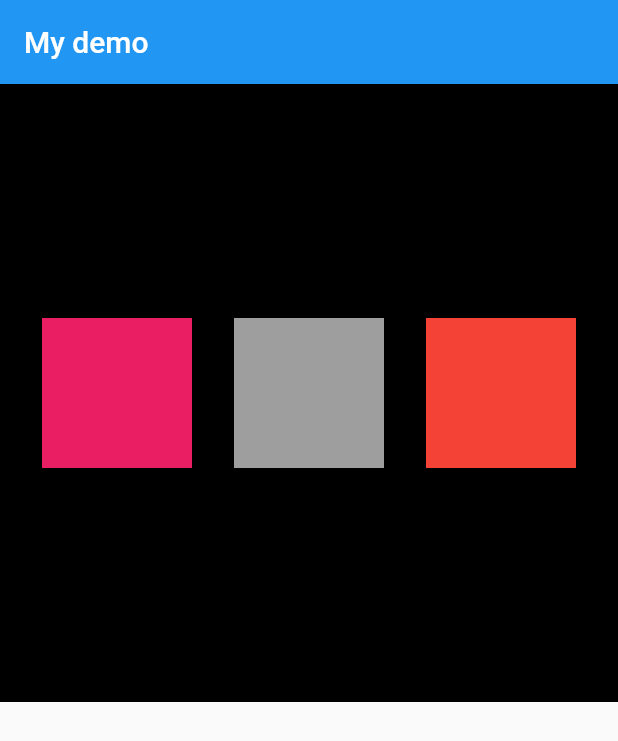
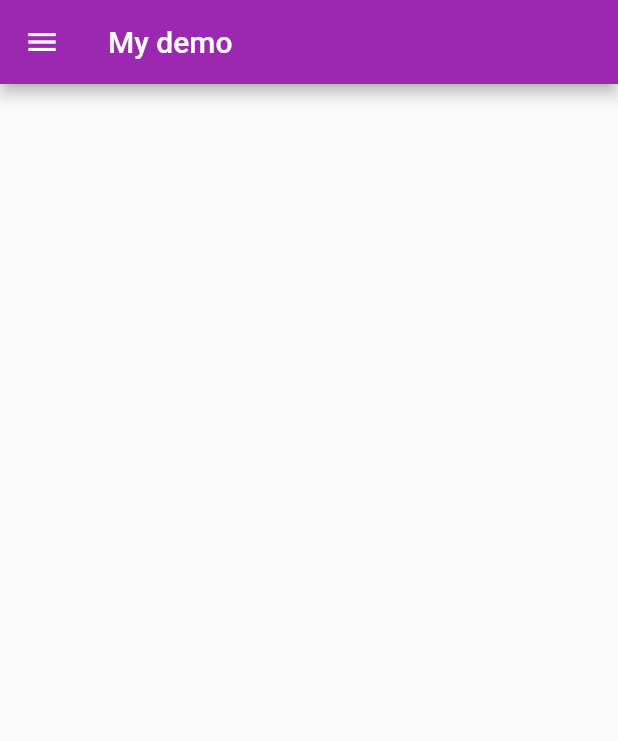
Before and after one commit to vivek-4988/flutter_example, a Flutter app: the screen it shows after launch, on a phone screen of 412 x 824 dp. Shown: the top 741 px of the screen. Run offline on Flutter 3.47's test engine with Material 2 defaults, Android fonts, the phone set to English and light mode, and no system bars.

Commit message:
drawer update

```diff
--- a/lib/main.dart
+++ b/lib/main.dart
@@ -12,32 +12,31 @@ class HomePage extends StatelessWidget {
     return Scaffold(
       appBar: AppBar(
         title: Text("My demo"),
+        backgroundColor: Colors.purple,
       ),
-      body: Container(
-        color: Colors.black,
-        width: MediaQuery.of(context).size.width,
-        height: MediaQuery.of(context).size.height / 2,
-        child: Row(
-          mainAxisAlignment: MainAxisAlignment.spaceEvenly,
-          crossAxisAlignment: CrossAxisAlignment.center,
+      body: Container(),
+      drawer: Drawer(
+        child: ListView(
           children: <Widget>[
-            Container(
-              color: Colors.pink,
-              width: 100,
-              alignment: Alignment.center,
-              height: 100,
+            UserAccountsDrawerHeader(
+              accountName: Text("android"),
+              accountEmail: Text("androidsChef@gmail.com"),
+              decoration: BoxDecoration(color: Colors.purple),
+              currentAccountPicture: CircleAvatar(
+                backgroundImage: NetworkImage("http://t1.gstatic.com/images?q=tbn:ANd9GcShJe_TpVKYx0LvNVr-GLQpUm-qc86h5xPNacq2A8GiYgOtNBILTkINjh7jqYe6"),
+              ),
             ),
-            Container(
-              color: Colors.grey,
-              width: 100,
-              alignment: Alignment.center,
-              height: 100,
+            ListTile(
+              leading: Icon(Icons.person),
+              title: Text("Account"),
+              subtitle: Text("Sub title"),
+              trailing: Icon(Icons.edit),
             ),
-            Container(
-              color: Colors.red,
-              width: 100,
-              alignment: Alignment.center,
-              height: 100,
+            ListTile(
+              leading: Icon(Icons.person),
+              title: Text("Account"),
+              subtitle: Text("Sub title"),
+              trailing: Icon(Icons.edit),
             ),
           ],
         ),
```
